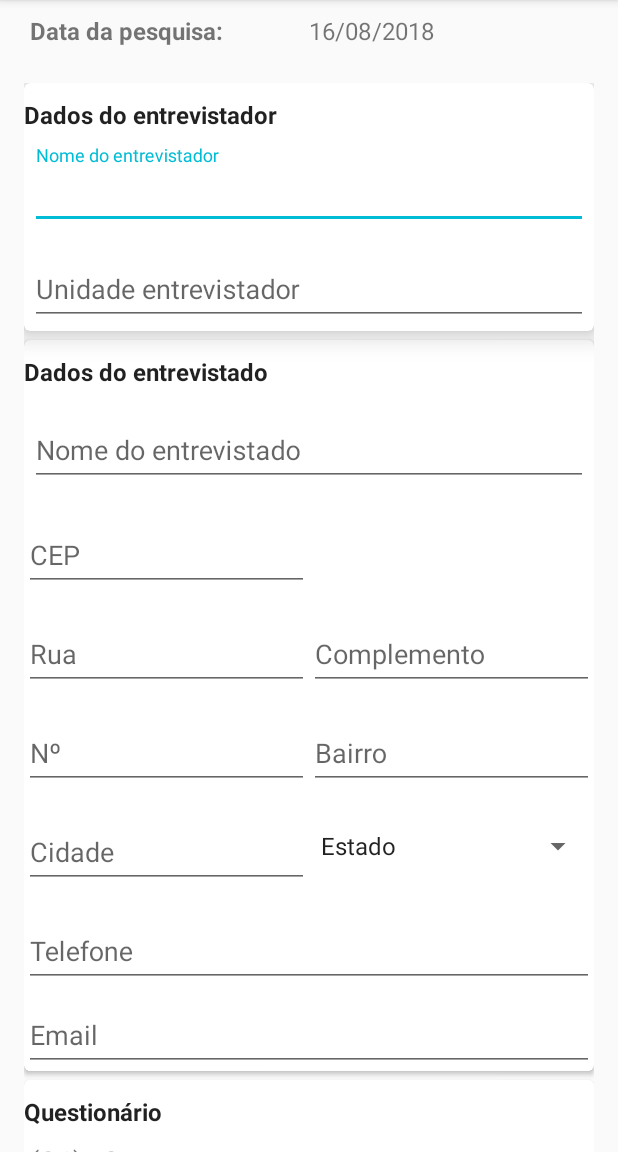
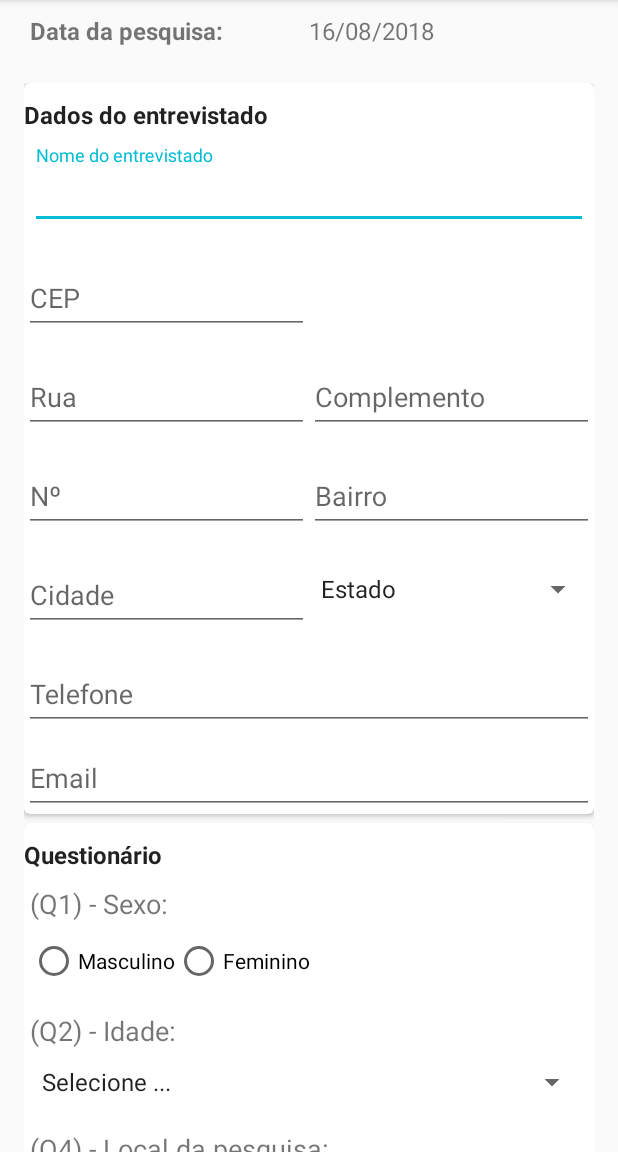
Before and after one commit to weslei-dias/pesquisabrasileira, an Android app: the CadastroActivity screen opened directly, with no data from a screen before it, on a phone screen of 412 x 824 dp, the part 84-1236 px from its top. Run offline under Robolectric (Android 15) with nearby library versions, the phone set to English and light mode, and no system bars; libraries missing offline, so code that uses them is left out: com.basgeekball.awesomevalidation, retrofit2.adapter.rxjava, rx.android.schedulers, rx.schedulers; plain views replace MaskEditText; 3 statements that could not run were skipped.

Commit message:
Correção da edição.

```diff
--- a/app/src/main/java/com/domain/androidcrud/ValidadorCampos.java
+++ b/app/src/main/java/com/domain/androidcrud/ValidadorCampos.java
@@ -20,12 +20,7 @@ public class ValidadorCampos {
     public static AwesomeValidation validarCamposObrigatorios(Activity activity)
     {
         AwesomeValidation awesomeValidation = new AwesomeValidation(ValidationStyle.BASIC);
-
-        awesomeValidation.addValidation(activity, R.id.txtNomeEntrevistador,
-                NOT_EMPTY, R.string.campo_obrigatorio);
         awesomeValidation.addValidation(activity, R.id.txtNomeEntrevistado,
-                NOT_EMPTY, R.string.campo_obrigatorio);
-        awesomeValidation.addValidation(activity, R.id.txtUnidadeEntrevistador,
                 NOT_EMPTY, R.string.campo_obrigatorio);
         awesomeValidation.addValidation(activity, R.id.txtEmail,
                 Patterns.EMAIL_ADDRESS, R.string.campo_obrigatorio);
--- a/app/src/main/java/com/domain/androidcrud/db/DBHelper.java
+++ b/app/src/main/java/com/domain/androidcrud/db/DBHelper.java
@@ -6,10 +6,10 @@ import android.database.sqlite.SQLiteOpenHelper;
 
 public class DBHelper extends SQLiteOpenHelper {
 
-    private static final String DATABASE_NAME = "Crud.db";
+    private static final String DATABASE_NAME = "popbe";
     private static final int DATABASE_VERSION = 4;
-    private final String CREATE_TABLE = "CREATE TABLE " +
-            "popbe (id INTEGER PRIMARY KEY AUTOINCREMENT, " +
+    private final String CREATE_TABLE_PESQUISA = "CREATE TABLE " +
+            "pesquisa (id INTEGER PRIMARY KEY AUTOINCREMENT, " +
             "data_pesquisa TEXT NOT NULL," +
             "nome_entrevistador TEXT NOT NULL, " +
             "unidade_entrevista TEXT, " +
@@ -45,19 +45,29 @@ public class DBHelper extends SQLiteOpenHelper {
             "status_prospect INTEGER" +
             ");";
 
+    private final String CREATE_TABLE_USER = "CREATE TABLE " +
+            "user (id INTEGER PRIMARY KEY AUTOINCREMENT, " +
+            "username TEXT NOT NULL," +
+            "token TEXT NOT NULL, " +
+            "nome TEXT NOT NULL," +
+            "unidade TEXT NOT NULL );";
+
     public DBHelper(Context context) {
         super(context, DATABASE_NAME, null, DATABASE_VERSION);
     }
 
     @Override
     public void onCreate(SQLiteDatabase sqLiteDatabase) {
-        sqLiteDatabase.execSQL("drop table if exists popbe");
-        sqLiteDatabase.execSQL(CREATE_TABLE);
+        sqLiteDatabase.execSQL("drop table if exists pesquisa");
+        sqLiteDatabase.execSQL("drop table if exists user");
+        sqLiteDatabase.execSQL(CREATE_TABLE_PESQUISA);
+        sqLiteDatabase.execSQL(CREATE_TABLE_USER);
     }
 
     @Override
     public void onUpgrade(SQLiteDatabase sqLiteDatabase, int i, int i1) {
         sqLiteDatabase.execSQL("drop table if exists popbe");
+        sqLiteDatabase.execSQL("drop table if exists user");
         onCreate(sqLiteDatabase);
     }
 }
--- a/app/src/main/java/com/domain/androidcrud/request/APIService.java
+++ b/app/src/main/java/com/domain/androidcrud/request/APIService.java
@@ -2,13 +2,23 @@ package com.domain.androidcrud.request;
 
 
 import com.domain.androidcrud.model.Cliente;
+import com.domain.androidcrud.model.User;
 
 import retrofit2.http.Body;
+import retrofit2.http.Field;
+import retrofit2.http.FormUrlEncoded;
+import retrofit2.http.Header;
 import retrofit2.http.POST;
 import rx.Observable;
 
 public interface APIService {
 
     @POST("salvar")
-    Observable<Cliente> savePost(@Body Cliente cliente);
+    Observable<Cliente> savePost(@Header("Authorization") String authorization,
+                                 @Body Cliente cliente);
+
+    @POST("login/")
+    @FormUrlEncoded
+    Observable<User> login(@Field("username") String username,
+            @Field("password") String password);
 }
--- a/app/src/main/java/com/domain/androidcrud/request/ApiUtils.java
+++ b/app/src/main/java/com/domain/androidcrud/request/ApiUtils.java
@@ -5,10 +5,16 @@ public class ApiUtils {
     private ApiUtils() {}
 
     public static final String BASE_URL = "http://18.216.169.97:9441/popbe/";
+    public static final String URL_VETROL = "https://vetrol.2x3.com.br/api/";
 
     public static APIService getAPIService() {
 
         return RetrofitClient.getClient(BASE_URL)
                 .create(APIService.class);
     }
+    public static APIService getAPIServiceVetrol() {
+
+        return RetrofitClient.getClient(URL_VETROL)
+                .create(APIService.class);
+    }
 }
--- a/app/src/main/res/layout/content_cadastro.xml
+++ b/app/src/main/res/layout/content_cadastro.xml
@@ -4,7 +4,6 @@
     xmlns:tools="http://schemas.android.com/tools"
     android:layout_width="match_parent"
     android:layout_height="match_parent"
-    app:layout_behavior="@string/appbar_scrolling_view_behavior"
     tools:context="com.domain.androidcrud.activity.CadastroActivity">
 
 
@@ -70,79 +69,79 @@
                 app:layout_constraintStart_toStartOf="parent"
                 app:layout_constraintTop_toTopOf="parent">
 
-                <android.support.v7.widget.CardView xmlns:card_view="http://schemas.android.com/apk/res-auto"
-                    android:id="@+id/card_view_dados_entrevistador"
-                    android:layout_width="match_parent"
-                    android:layout_height="match_parent"
-                    android:layout_gravity="center"
-                    android:layout_marginBottom="6dp"
-                    android:elevation="8dp"
-                    card_view:cardCornerRadius="4dp"
-                    card_view:cardElevation="10dp">
+                <!--<android.support.v7.widget.CardView xmlns:card_view="http://schemas.android.com/apk/res-auto"-->
+                    <!--android:id="@+id/card_view_dados_entrevistador"-->
+                    <!--android:layout_width="match_parent"-->
+                    <!--android:layout_height="match_parent"-->
+                    <!--android:layout_gravity="center"-->
+                    <!--android:layout_marginBottom="6dp"-->
+                    <!--android:elevation="8dp"-->
+                    <!--card_view:cardCornerRadius="4dp"-->
+                    <!--card_view:cardElevation="10dp">-->
 
-                    <LinearLayout
-                        android:layout_width="match_parent"
-                        android:layout_height="wrap_content"
-                        android:orientation="vertical">
+                    <!--<LinearLayout-->
+                        <!--android:layout_width="match_parent"-->
+                        <!--android:layout_height="wrap_content"-->
+                        <!--android:orientation="vertical">-->
 
-                        <TextView
-                            android:id="@+id/sub_title_entrevistador"
-                            android:layout_width="match_parent"
-                            android:layout_height="wrap_content"
-                            android:layout_below="@+id/iv_profile"
-                            android:layout_marginBottom="5dp"
-                            android:layout_marginTop="10dp"
-                            android:gravity="left"
-                            android:textStyle="bold"
-                            android:text="Dados do entrevistador"
-                            android:textAppearance="@style/TextAppearance.AppCompat"
-                            android:textSize="16sp" />
+                        <!--<TextView-->
+                            <!--android:id="@+id/sub_title_entrevistador"-->
+                            <!--android:layout_width="match_parent"-->
+                            <!--android:layout_height="wrap_content"-->
+                            <!--android:layout_below="@+id/iv_profile"-->
+                            <!--android:layout_marginBottom="5dp"-->
+                            <!--android:layout_marginTop="10dp"-->
+                            <!--android:gravity="left"-->
+                            <!--android:textStyle="bold"-->
+                            <!--android:text="Dados do entrevistador"-->
+                            <!--android:textAppearance="@style/TextAppearance.AppCompat"-->
+                            <!--android:textSize="16sp" />-->
 
-                        <LinearLayout
-                            android:id="@+id/ll_fieldset_entrevistador"
-                            android:layout_width="match_parent"
-                            android:layout_height="wrap_content"
-                            android:orientation="vertical"
-                            android:padding="4dp">
+                        <!--<LinearLayout-->
+                            <!--android:id="@+id/ll_fieldset_entrevistador"-->
+                            <!--android:layout_width="match_parent"-->
+                            <!--android:layout_height="wrap_content"-->
+                            <!--android:orientation="vertical"-->
+                            <!--android:padding="4dp">-->
 
-                            <android.support.design.widget.TextInputLayout
-                                android:id="@+id/til_enrevistador"
-                                android:layout_width="match_parent"
-                                android:layout_height="wrap_content"
-                                android:layout_weight="1">
+                            <!--<android.support.design.widget.TextInputLayout-->
+                                <!--android:id="@+id/til_enrevistador"-->
+                                <!--android:layout_width="match_parent"-->
+                                <!--android:layout_height="wrap_content"-->
+                                <!--android:layout_weight="1">-->
 
-                                <android.support.design.widget.TextInputEditText
-                                    android:id="@+id/txtNomeEntrevistador"
-                                    android:layout_width="match_parent"
-                                    android:layout_height="wrap_content"
-                                    android:hint="Nome do entrevistador" />
-                            </android.support.design.widget.TextInputLayout>
+                                <!--<android.support.design.widget.TextInputEditText-->
+                                    <!--android:id="@+id/txtNomeEntrevistador"-->
+                                    <!--android:layout_width="match_parent"-->
+                                    <!--android:layout_height="wrap_content"-->
+                                    <!--android:hint="Nome do entrevistador" />-->
+                            <!--</android.support.design.widget.TextInputLayout>-->
 
-                        </LinearLayout>
+                        <!--</LinearLayout>-->
 
-                        <LinearLayout
-                            android:id="@+id/ll_fieldset_unidade"
-                            android:layout_width="match_parent"
-                            android:layout_height="wrap_content"
-                            android:orientation="vertical"
-                            android:padding="4dp">
+                        <!--<LinearLayout-->
+                            <!--android:id="@+id/ll_fieldset_unidade"-->
+                            <!--android:layout_width="match_parent"-->
+                            <!--android:layout_height="wrap_content"-->
+                            <!--android:orientation="vertical"-->
+                            <!--android:padding="4dp">-->
 
-                            <android.support.design.widget.TextInputLayout
-                                android:id="@+id/til_unidade"
-                                android:layout_width="match_parent"
-                                android:layout_height="wrap_content"
-                                android:layout_weight="1">
+                            <!--<android.support.design.widget.TextInputLayout-->
+                                <!--android:id="@+id/til_unidade"-->
+                                <!--android:layout_width="match_parent"-->
+                                <!--android:layout_height="wrap_content"-->
+                                <!--android:layout_weight="1">-->
 
-                                <android.support.design.widget.TextInputEditText
-                                    android:id="@+id/txtUnidadeEntrevistador"
-                                    android:layout_width="match_parent"
-                                    android:layout_height="wrap_content"
-                                    android:hint="Unidade entrevistador" />
-                            </android.support.design.widget.TextInputLayout>
+                                <!--<android.support.design.widget.TextInputEditText-->
+                                    <!--android:id="@+id/txtUnidadeEntrevistador"-->
+                                    <!--android:layout_width="match_parent"-->
+                                    <!--android:layout_height="wrap_content"-->
+                                    <!--android:hint="Unidade entrevistador" />-->
+                            <!--</android.support.design.widget.TextInputLayout>-->
 
-                        </LinearLayout>
-                    </LinearLayout>
-                </android.support.v7.widget.CardView>
+                        <!--</LinearLayout>-->
+                    <!--</LinearLayout>-->
+                <!--</android.support.v7.widget.CardView>-->
 
                 <android.support.v7.widget.CardView xmlns:card_view="http://schemas.android.com/apk/res-auto"
                     android:id="@+id/card_view"
@@ -827,7 +826,7 @@
                                 android:layout_height="match_parent"
                                 android:layout_marginTop="2dp"
                                 android:layout_marginBottom="@dimen/margin_bottom"
-                                android:text="Quer participar do sorteio dos cursos de pós graduação ou de extenção gratuitos?"
+                                android:text="(Q11) - Quer participar do sorteio dos cursos de pós graduação ou de extenção gratuitos?"
                                 android:textSize="@dimen/font_size" />
 
                             <Spinner
--- a/app/src/main/res/layout/splash_screen.xml
+++ b/app/src/main/res/layout/splash_screen.xml
@@ -9,9 +9,9 @@
 
 
     <ImageView
-        android:layout_width="match_parent"
+        android:layout_width="wrap_content"
         android:layout_height="400dp"
-        android:layout_gravity="top"
+        android:layout_gravity="center"
         android:src="@drawable/logopopbe" />
 
 
--- /dev/null
+++ b/app/src/main/res/values/Options.xml
@@ -0,0 +1,4 @@
+<?xml version="1.0" encoding="utf-8"?>
+<resources>
+
+</resources>
```
Also changed, not shown: app/src/main/java/com/domain/androidcrud/activity/CadastroActivity.java (+23 -26 lines), app/src/main/java/com/domain/androidcrud/activity/LoginActivity.java (added, +110 -0 lines), app/src/main/java/com/domain/androidcrud/dao/ClienteDao.java (+8 -8 lines), app/src/main/java/com/domain/androidcrud/dao/UserDao.java (added, +49 -0 lines), app/src/main/java/com/domain/androidcrud/model/User.java (added, +35 -0 lines), app/src/main/res/layout/login.xml (+6 -2 lines).
